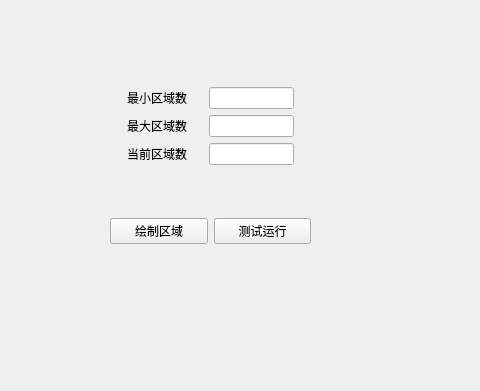
The window that ui/tabs/judge_tab.ui (xiaoyuan1021/MyTool) describes before a commit, drawn with Qt 5; both pictures show x 0 to 480 and y 0 to 391 of the 639 by 541 pixel window.
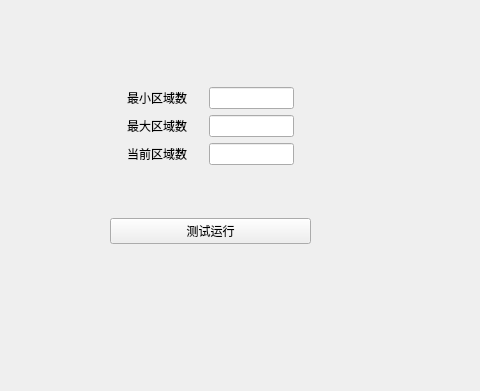
The same window after the commit.

The edit to the form file:
```diff
--- a/ui/tabs/judge_tab.ui
+++ b/ui/tabs/judge_tab.ui
@@ -197,13 +197,6 @@
      </item>
      <item>
       <layout class="QHBoxLayout" name="horizontalLayout_6">
-       <item>
-        <widget class="QPushButton" name="btn_paintRegion">
-         <property name="text">
-          <string>绘制区域</string>
-         </property>
-        </widget>
-       </item>
        <item>
         <widget class="QPushButton" name="btn_runTest">
          <property name="text">
```
